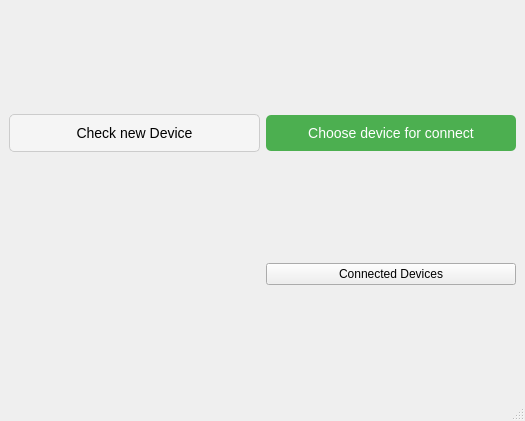
The window that QT_Choose_Game/mainwindow.ui (F3lixxx/vr_start) describes before a commit, drawn with Qt 5.
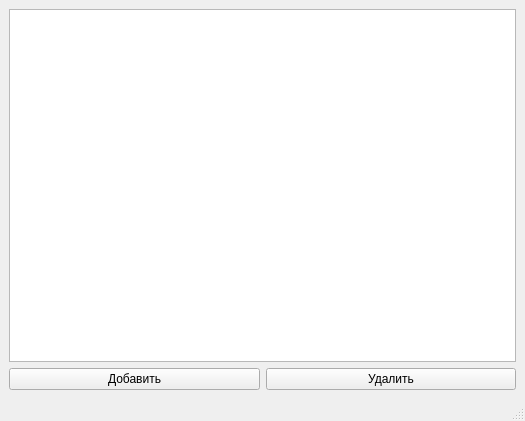
The same window after the commit.

Commit message: add pushButton connect&delete

The edit to the form file:
```diff
--- a/QT_Choose_Game/mainwindow.ui
+++ b/QT_Choose_Game/mainwindow.ui
@@ -33,53 +33,22 @@
     </sizepolicy>
    </property>
    <layout class="QGridLayout" name="gridLayout">
-    <item row="0" column="0">
-     <widget class="QPushButton" name="pb_check_new_device">
-      <property name="styleSheet">
-       <string notr="true">QPushButton {
-    background-color: #f5f5f5; /* белый фон по умолчанию */
-    color: black;
-    font-size: 14px;
-	border: 1px solid #ccc;
-    border-radius: 5px;
-    padding: 10px;
-}
-
-QPushButton:hover {
-    background-color: #e6e6e6; /* Тёмно-белый фон при наведении */
-}</string>
-      </property>
+    <item row="3" column="1">
+     <widget class="QPushButton" name="pb_delete">
       <property name="text">
-       <string>Check new Device</string>
+       <string>Удалить</string>
       </property>
      </widget>
     </item>
-    <item row="0" column="1">
-     <widget class="QPushButton" name="pb_choose_device">
-      <property name="styleSheet">
-       <string notr="true">QPushButton {
-    background-color: #4CAF50; /* Зелёный фон по умолчанию */
-    color: white;
-    font-size: 14px;
-    border-radius: 5px;
-    padding: 10px;
-}
-
-QPushButton:hover {
-    background-color: #45a049; /* Тёмно-зелёный фон при наведении */
-}</string>
-      </property>
+    <item row="3" column="0">
+     <widget class="QPushButton" name="pb_add">
       <property name="text">
-       <string>Choose device for connect</string>
+       <string>Добавить</string>
       </property>
      </widget>
     </item>
-    <item row="1" column="1">
-     <widget class="QPushButton" name="pb_devices">
-      <property name="text">
-       <string>Connected Devices</string>
-      </property>
-     </widget>
+    <item row="2" column="0" colspan="2">
+     <widget class="QTableView" name="tv_device_db"/>
     </item>
    </layout>
   </widget>
```
Left out of the diff: 3 changed lines with no effect on the pictures. The commit also changes 52 other files.
